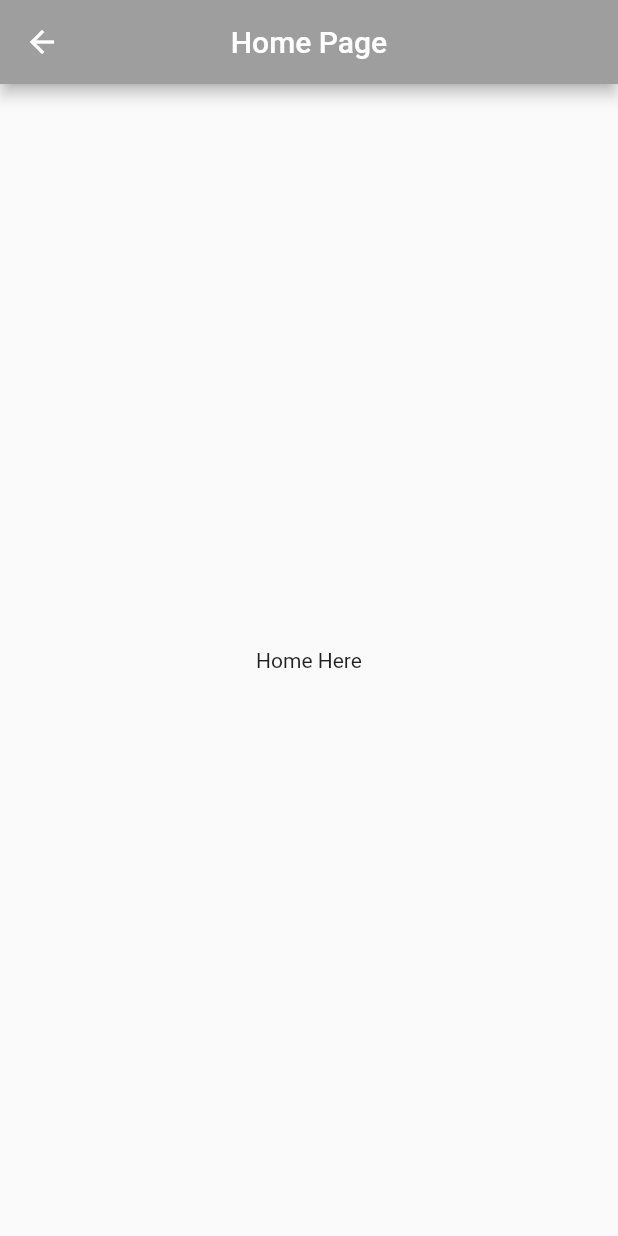
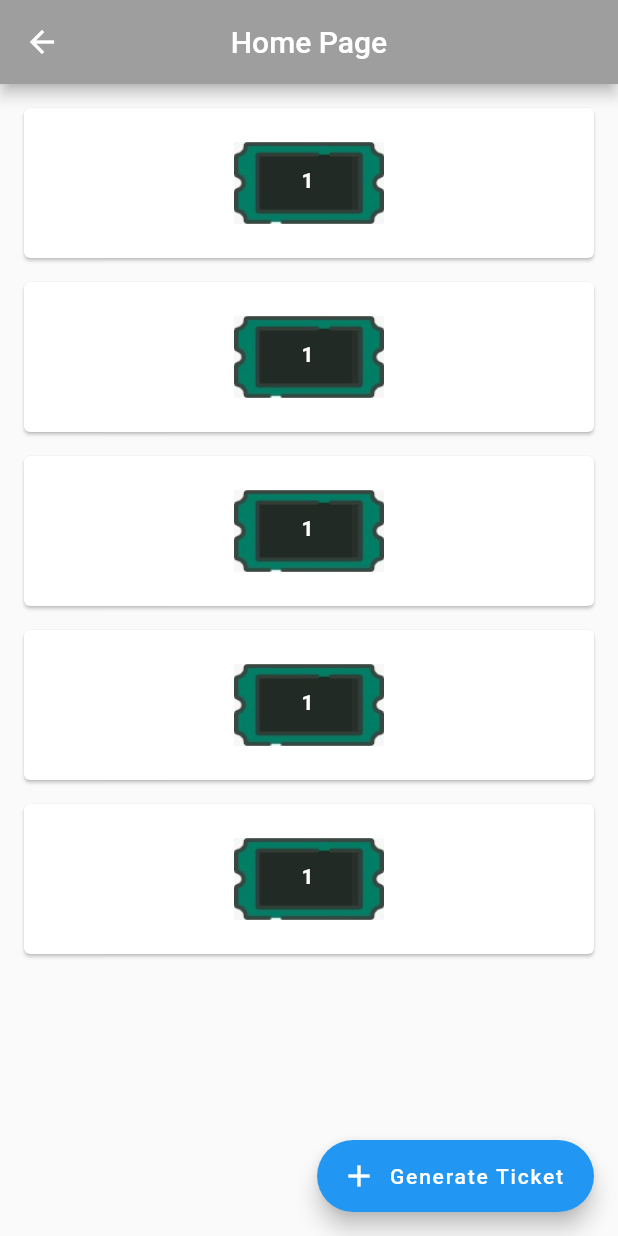
Before and after one commit to Emad-Sayed/BelDoor_TestDemo_Flutter, a Flutter app: the Home screen opened by its route, on a phone screen of 412 x 824 dp. Run offline on Flutter 3.47's test engine with Material 2 defaults, Android fonts, the phone set to English and light mode, and no system bars; our stand-ins replace flutter_spinkit.

Commit message:
stack with viewList

```diff
--- /dev/null
+++ b/lib/models/ticket.dart
@@ -0,0 +1,12 @@
+class Ticket{
+  int id;
+  int currentNumber;
+  String branchName;
+  String departementName;
+  Ticket(id,current,branch,departement){
+    this.id=id;
+    this.currentNumber=current;
+    this.branchName=branch;
+    this.departementName=departement;
+  }
+}
--- a/lib/pages/home.dart
+++ b/lib/pages/home.dart
@@ -1,4 +1,6 @@
 import 'package:flutter/material.dart';
+import 'package:beldoor/models/ticket.dart';
+import 'package:beldoor/pages/ticketCard.dart';
 
 class Home extends StatefulWidget {
   @override
@@ -6,6 +8,21 @@ class Home extends StatefulWidget {
 }
 
 class _HomeState extends State<Home> {
+  List<Ticket> tickets = [];
+  getTickets(){
+         tickets=[
+        new Ticket(1,1,"Branch 1","Departement 1"),
+        new Ticket(2,2,"Branch 2","Departement 2"),
+        new Ticket(3,3,"Branch 3","Departement 3"),
+           new Ticket(4,4,"Branch 4","Departement 4"),
+           new Ticket(4,4,"Branch 4","Departement 4"),
+      ];
+  }
+  @override
+  void initState() {
+    getTickets();
+    super.initState();
+  }
   @override
   Widget build(BuildContext context) {
     return Scaffold(
@@ -14,11 +31,12 @@ class _HomeState extends State<Home> {
         backgroundColor: Colors.grey,
         centerTitle: true,
       ),
-      body: Column(mainAxisAlignment: MainAxisAlignment.center, children: [
-        Row(
-            mainAxisAlignment: MainAxisAlignment.center,
-            children: [Text("Home Here")]),
-      ]),
+      body: ListView(children : tickets.map((ticket) => TicketCard(ticket: ticket)).toList()),
+      floatingActionButton: FloatingActionButton.extended(
+        onPressed: (){},
+        icon: Icon(Icons.add),
+        label: Text("Generate Ticket" , style: TextStyle(),),
+      ),
     );
   }
 }
--- a/lib/pages/login.dart
+++ b/lib/pages/login.dart
@@ -24,7 +24,8 @@ class _LoginState extends State<Login> {
       isLoading = false;
     });
     if (response.statusCode == 200)
-      Navigator.pushReplacementNamed(context, '/home');
+      Navigator.pushNamed(context, '/home');
+    // Navigator.pushReplacementNamed(context, '/home');
     else {
       setState(() {
         error = true;
@@ -94,7 +95,7 @@ class _LoginState extends State<Login> {
                               border: OutlineInputBorder(
                                   borderRadius: BorderRadius.circular(5.0))),
                         ),
-                        SizedBox(height: 50),
+                        SizedBox(height: 20),
                         Center(
                           child: !isLoading ? FlatButton(
                                   onPressed: () {if (formKey.currentState.validate()) {login();}},
@@ -111,7 +112,7 @@ class _LoginState extends State<Login> {
                                   size: 50.0,
                                 ),
                         ),
-                        SizedBox(height: 50),
+                        SizedBox(height: 20),
                       ],
                     ),
                   ),
--- /dev/null
+++ b/lib/pages/ticketCard.dart
@@ -0,0 +1,35 @@
+import 'package:flutter/material.dart';
+import 'package:beldoor/models/ticket.dart';
+
+class TicketCard extends StatelessWidget {
+  final Ticket ticket;
+  TicketCard({this.ticket});
+  @override
+  Widget build(BuildContext context) {
+    return Card(
+      margin: EdgeInsets.fromLTRB(16, 16, 16, 0),
+        child: Row(
+          mainAxisAlignment: MainAxisAlignment.spaceAround,
+          children: <Widget>[
+             Stack(children:<Widget>[
+               Container(
+                 width: 100,
+                 height: 100,
+                 child:Image(image: AssetImage('assets/images/ticketImage.jpeg'),height: 100, width: 90,)
+               ),
+               Positioned(
+                 top: 40,
+                 left: 45,
+                 width: 50,
+                 height: 50,
+                 child: Container(
+                    child: Text("1",style: TextStyle(color: Colors.white,fontWeight: FontWeight.bold),),
+                 ),
+               ),
+
+               // Center(,
+          ],
+        ),
+    ]));
+  }
+}
--- a/pubspec.yaml
+++ b/pubspec.yaml
@@ -47,9 +47,8 @@ flutter:
   uses-material-design: true
 
   # To add assets to your application, add an assets section, like this:
-  # assets:
-  #   - images/a_dot_burr.jpeg
-  #   - images/a_dot_ham.jpeg
+  assets:
+   - assets/images/
 
   # An image asset can refer to one or more resolution-specific "variants", see
   # https://flutter.dev/assets-and-images/#resolution-aware.
```
Also changed, not shown: assets/images/ticketImage.jpeg (added).
